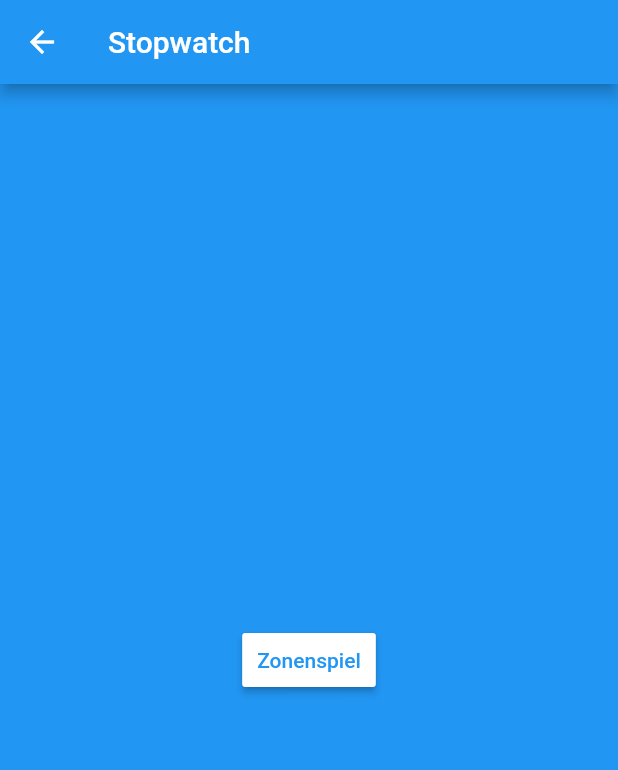
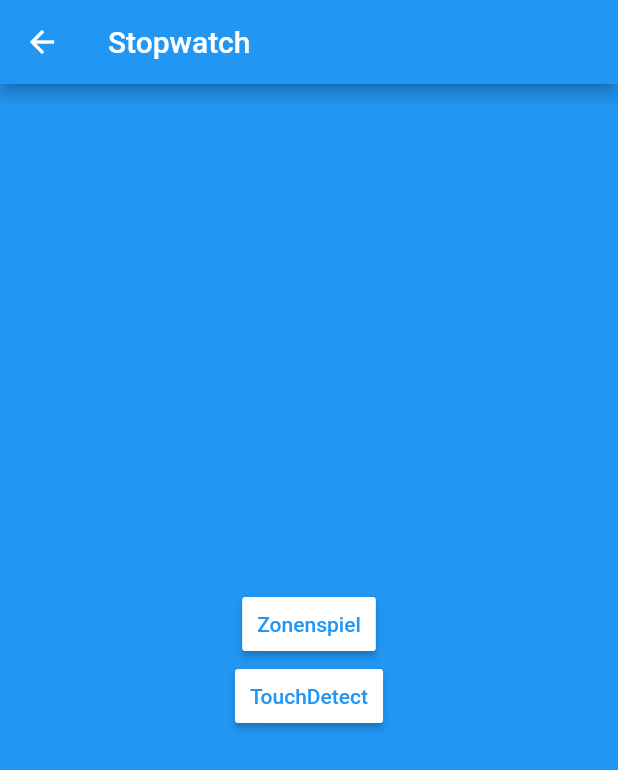
Before and after one commit to cpechhacker/football_games, a Flutter app: the screen it shows after launch, after a tap on "Widget Selection", on a phone screen of 412 x 824 dp. Shown: the top 770 px of the screen. Run offline on Flutter 3.47's test engine with Material 2 defaults, Android fonts, the phone set to English and light mode, and no system bars; our stand-ins replace flutter_blue, flutter_colorpicker, flutter_spinbox, stop_watch_timer; missing offline and left inert: icon_badge, perfect_volume_control.

Commit message:
neue Auswahlmöglichkeit

```diff
--- a/lib/WidgetSelection.dart
+++ b/lib/WidgetSelection.dart
@@ -10,6 +10,9 @@ import 'package:flutter/material.dart';
 //import 'package:flutter_ble_cp/WidgetModulTesting.dart';
 
 import 'ZonenSpiel.dart';
+
+import 'TouchDetect.dart';
+
 
 class SelectionWidget extends StatefulWidget {
   @override
@@ -88,6 +91,15 @@ class _SelectionWidgetState extends State {
                 padding: EdgeInsets.fromLTRB(10, 10, 10, 10),
                 splashColor: Colors.grey,
               ),
+
+              RaisedButton(
+                child: Text("TouchDetect"),
+                onPressed: _startTouchDetect,
+                color: Colors.white,
+                textColor: Colors.blue,
+                padding: EdgeInsets.fromLTRB(10, 10, 10, 10),
+                splashColor: Colors.grey,
+              ),
             ],
           ),
         ),
@@ -141,5 +153,11 @@ class _SelectionWidgetState extends State {
     );
   }
 
+  void _startTouchDetect() {
+    Navigator.of(context).push(
+      MaterialPageRoute(builder: (context) =>TouchDetect()),
+    );
+  }
+
 
 }
```
